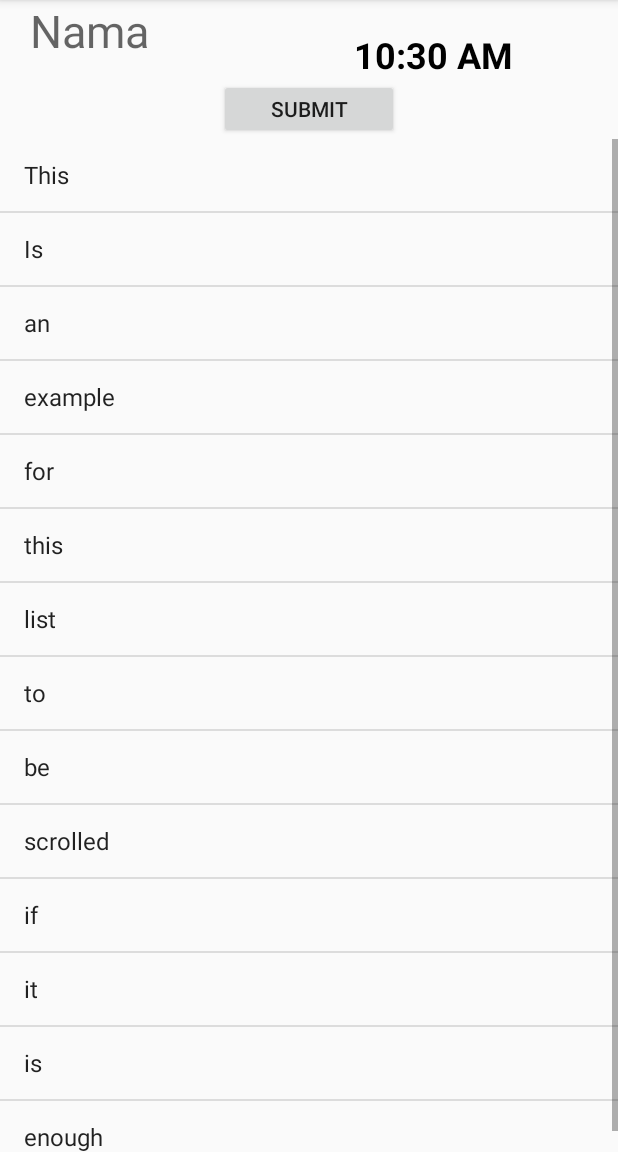
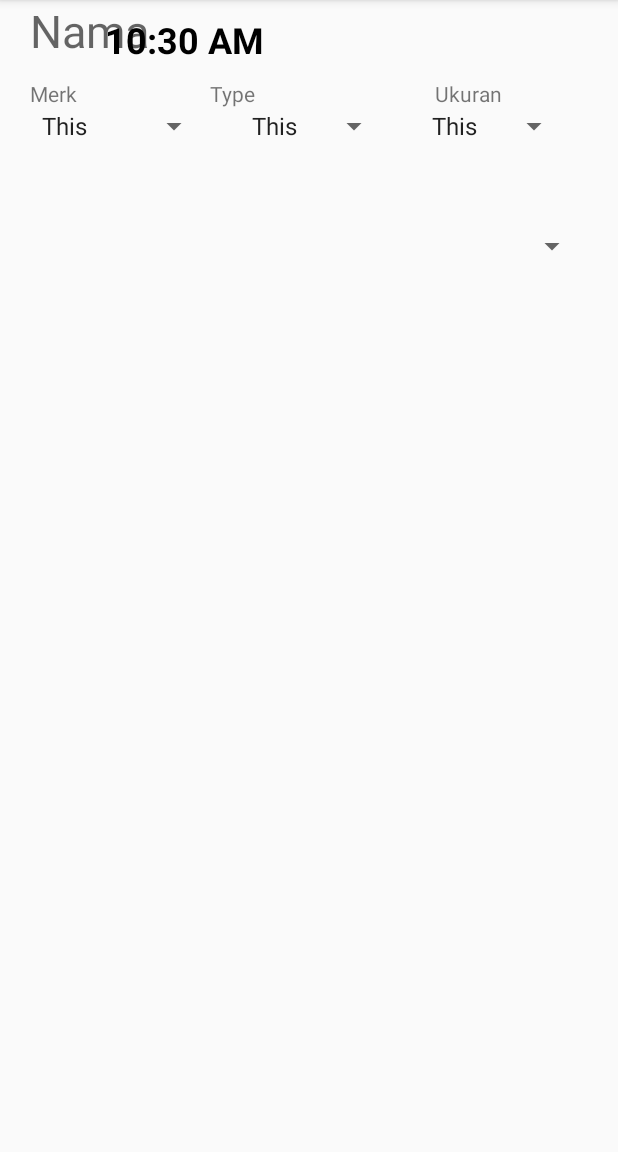
Before and after one commit to davsobo/Inventoworx, an Android app: the ToolsActivity screen opened directly, with no data from a screen before it, on a phone screen of 412 x 824 dp, the part 84-1236 px from its top. Run offline under Robolectric (Android 15) with nearby library versions, the phone set to English and light mode, and no system bars.

Commit message:
Cleaning and Repairing function

```diff
--- a/app/src/main/java/com/orpheus/rebuffer/AdminActivity.java
+++ b/app/src/main/java/com/orpheus/rebuffer/AdminActivity.java
@@ -2,12 +2,16 @@ package com.orpheus.rebuffer;
 
 import android.support.v7.app.AppCompatActivity;
 import android.os.Bundle;
+import android.widget.TextView;
 
 public class AdminActivity extends AppCompatActivity {
 
+    private TextView uname;
     @Override
     protected void onCreate(Bundle savedInstanceState) {
         super.onCreate(savedInstanceState);
         setContentView(R.layout.activity_admin);
+        uname= (TextView) findViewById(R.id.adminNama);
+        uname.setText(UserData.getmEmail());
     }
 }
--- a/app/src/main/java/com/orpheus/rebuffer/MainActivity.java
+++ b/app/src/main/java/com/orpheus/rebuffer/MainActivity.java
@@ -14,7 +14,7 @@ public class MainActivity extends AppCompatActivity {
     }
 //*****-----Ini buat ganti ke page berikutnya-----*****//
     public void sendMessage(View view) {
-        Intent intent = new Intent( MainActivity.this,LoginActivity.class);
+        Intent intent = new Intent( MainActivity.this,ToolsActivity.class);
         startActivity(intent);
         finish();
     }
--- a/app/src/main/java/com/orpheus/rebuffer/ToolsActivity.java
+++ b/app/src/main/java/com/orpheus/rebuffer/ToolsActivity.java
@@ -2,16 +2,59 @@ package com.orpheus.rebuffer;
 
 import android.support.v7.app.AppCompatActivity;
 import android.os.Bundle;
+import android.view.View;
+import android.widget.AdapterView;
+import android.widget.ArrayAdapter;
+import android.widget.Spinner;
 import android.widget.TextView;
+
+import java.util.ArrayList;
 
 public class ToolsActivity extends AppCompatActivity {
 
     private TextView uname;
+    public Spinner spinner1;
+    public Spinner spinner2;
+    public Spinner spinner3;
+    public Spinner spinner4;
+    private ArrayList<Spinner> spinnerCollection ;
     @Override
     protected void onCreate(Bundle savedInstanceState) {
         super.onCreate(savedInstanceState);
         setContentView(R.layout.activity_tools);
-        uname= (TextView) findViewById(R.id.usernama);
+
+        spinnerCollection = new ArrayList<Spinner>();
+        spinner1 = (Spinner) findViewById(R.id.spinner);
+        spinner2 = (Spinner) findViewById(R.id.spinner2);
+        spinner3 = (Spinner) findViewById(R.id.spinner3);
+        spinner4 = (Spinner) findViewById(R.id.spinner4);
+        spinnerCollection.add(spinner1);
+        spinnerCollection.add(spinner2);
+        spinnerCollection.add(spinner3);
+        spinnerCollection.add(spinner4);
+
+        uname = (TextView) findViewById(R.id.userNama);
         uname.setText(UserData.getmEmail());
+
+        ArrayAdapter<CharSequence> adapter = ArrayAdapter.createFromResource(
+                this, R.array.sample, android.R.layout.simple_spinner_item);
+        adapter.setDropDownViewResource(android.R.layout.simple_spinner_dropdown_item);
+
+        for (Spinner spinner :spinnerCollection
+             ) {
+            spinner.setAdapter(adapter);
+            spinner.setOnItemSelectedListener(
+                    new AdapterView.OnItemSelectedListener() {
+                        public void onItemSelected(
+                                AdapterView<?> parent, View view, int position, long id) {
+                        }
+
+                        public void onNothingSelected(
+                                AdapterView<?> parent) {
+                        }
+                    });
+
+        }
+
     }
 }
--- a/app/src/main/java/com/orpheus/rebuffer/UserFragment.java
+++ /dev/null
@@ -1,48 +0,0 @@
-package com.orpheus.rebuffer;
-
-import android.app.ListFragment;
-import android.content.Intent;
-import android.os.Bundle;
-import android.view.LayoutInflater;
-import android.view.View;
-import android.view.ViewGroup;
-import android.widget.AdapterView;
-import android.widget.ArrayAdapter;
-import android.widget.EditText;
-import android.widget.AdapterView.OnItemClickListener;
-import android.widget.Toast;
-
-/**
- * Created by David on 2/17/2018.
- */
-
-public class UserFragment extends ListFragment implements OnItemClickListener{
-
-    //*****----Inflater buat ngedesign apa aja yg ada dalam fragment-----*****//
-    @Override
-    public View onCreateView(LayoutInflater inflater,
-                             ViewGroup container, Bundle savedInstanceState) {
-        View view = inflater.inflate(R.layout.user_fragment, container, false);
-        return view;
-    }
-
-    //*****------ini buat content dari si fragment-----*****//
-    @Override
-    public void onActivityCreated (Bundle savedInstanceState) {
-        super.onActivityCreated(savedInstanceState);
-        ArrayAdapter adapter = ArrayAdapter.createFromResource(getActivity(),
-                R.array.sample,android.R.layout.simple_list_item_1);
-        setListAdapter(adapter);
-        getListView().setOnItemClickListener(this);
-    }
-
-    /* onItemClick dipake buat ganti ke page pilihan berikutnya
-     * todo: Hapus Toast trus coba lempar ke fragment baru jadi gk banyak activity
-     *  */
-    @Override
-    public void onItemClick(AdapterView<?> parent, View view, int position,long id) {
-        Toast.makeText(getActivity(), "Item: " + position, Toast.LENGTH_SHORT).show();
-        Intent intent = new Intent( getActivity(),LoginActivity.class);
-        startActivity(intent);
-    }
-}
--- a/app/src/main/res/layout/activity_tools.xml
+++ b/app/src/main/res/layout/activity_tools.xml
@@ -6,78 +6,135 @@
     android:layout_width="match_parent"
     android:layout_height="match_parent"
     tools:context="com.orpheus.rebuffer.ToolsActivity">
-
-    <!--ini Partisi atas-->
     <RelativeLayout
         android:layout_width="match_parent"
+        android:layout_height="match_parent">
+
+        <RelativeLayout
+            android:id="@+id/adminTop"
+            android:layout_width="match_parent"
             android:layout_height="wrap_content"
-        android:id="@+id/UserTop"
             android:paddingLeft="@dimen/default_margin"
-        android:paddingRight="@dimen/default_margin"
-        >
+            android:paddingRight="@dimen/default_margin">
 
             <TextView
+                android:id="@+id/userNama"
                 android:layout_width="wrap_content"
                 android:layout_height="wrap_content"
-            android:textSize="@dimen/bigSize"
                 android:hint="@string/entry_nama"
-            android:id="@+id/usernama" />
-        <!--<TextView-->
-            <!--android:layout_width="wrap_content"-->
-            <!--android:layout_height="wrap_content"-->
-            <!--android:id="@+id/usernamacontainer">-->
-            <!--<AutoCompleteTextView-->
-                <!--android:id="@+id/usernama"-->
-                <!--android:layout_width="200dp"-->
-                <!--android:layout_height="wrap_content"-->
-                <!--android:hint="@string/entry_nama"-->
-                <!--android:inputType="text"-->
-                <!--android:maxLines="1"-->
-                <!--android:singleLine="true"-->
-                <!--/>-->
-        <!--</TextView>-->
+                android:textSize="@dimen/bigSize" />
 
-        <!--todo: ambil data jam save as timestamp-->
             <TextClock
                 android:id="@+id/textClock"
                 android:layout_width="wrap_content"
                 android:layout_height="wrap_content"
-            android:layout_alignParentEnd="true"
-            android:layout_alignParentTop="true"
                 android:layout_marginEnd="50dp"
+                android:layout_toEndOf="@id/adminNama"
                 android:format24Hour="dd/mm/yyyy k:mm"
                 android:gravity="center_horizontal"
                 android:paddingStart="50dp"
-            android:paddingTop="20dp"
+                android:paddingTop="10dp"
+                android:paddingBottom="10dp"
                 android:textColor="@color/black"
                 android:textSize="24sp"
                 android:textStyle="bold" />
         </RelativeLayout>
 
-    <!--ini partisi bawah-->
-    <fragment
+        <RelativeLayout
+            android:id="@+id/adminMid"
             android:layout_width="match_parent"
             android:layout_height="wrap_content"
-        android:id="@+id/UserMid"
-        android:layout_below="@id/UserBot"
-        android:name="com.orpheus.rebuffer.UserFragment"
-        />
-    <!--Ini partisi tengah-->
-    <RelativeLayout
-        android:layout_width="match_parent"
+            android:layout_alignParentEnd="true"
+            android:layout_below="@+id/adminTop"
+            android:paddingLeft="@dimen/default_margin"
+            android:paddingRight="@dimen/default_margin">
+            <!--Ini partisi buat merk-->
+            <TextView
+                android:id="@+id/tagmerk"
+                android:layout_width="wrap_content"
                 android:layout_height="wrap_content"
-        android:id="@+id/UserBot"
-        android:layout_below="@+id/UserTop">
+                android:layout_alignParentStart="true"
+                android:text="Merk" />
 
-        <!--todo: pakai button untuk save data ke db-->
+            <Spinner
+                android:id="@+id/spinner"
+                android:layout_width="120dp"
+                android:layout_height="wrap_content"
+                android:layout_alignParentStart="true"
+                android:layout_below="@id/tagmerk"
+                tools:layout_editor_absoluteX="722dp"
+                tools:layout_editor_absoluteY="916dp" />
+            <!--ini partisi buat tipe-->
+            <TextView
+                android:id="@+id/tagtype"
+                android:layout_width="wrap_content"
+                android:layout_height="wrap_content"
+                android:layout_alignParentTop="true"
+                android:layout_toEndOf="@+id/spinner"
+                android:text="Type" />
+
+            <Spinner
+                android:id="@+id/spinner2"
+                android:layout_width="120dp"
+                android:layout_height="wrap_content"
+                android:layout_below="@id/tagtype"
+                android:layout_toEndOf="@id/spinner"
+                android:paddingLeft="@dimen/default_margin"/>
+            <!--Ini partisi buat ukuran-->
+            <TextView
+                android:id="@+id/tagukuran"
+                android:layout_width="wrap_content"
+                android:layout_height="wrap_content"
+                android:layout_alignParentTop="true"
+                android:layout_toEndOf="@+id/spinner2"
+                android:paddingLeft="@dimen/bigSize"
+                android:text="Ukuran" />
+
+            <Spinner
+                android:id="@+id/spinner3"
+                android:layout_width="120dp"
+                android:layout_height="wrap_content"
+                android:layout_below="@id/tagukuran"
+                android:layout_toEndOf="@id/spinner2"
+                android:paddingLeft="@dimen/default_margin"/>
+            <!--Ini partisi buat jumlah-->
+            <TextView
+                android:id="@+id/tagjumlah"
+                android:layout_width="wrap_content"
+                android:layout_height="wrap_content"
+                android:layout_alignParentTop="true"
+                android:layout_toEndOf="@+id/spinner3"
+                android:paddingLeft="@dimen/bigSize"
+                android:text="Jumlah" />
+
+            <Spinner
+                android:id="@+id/spinner4"
+                android:layout_width="120dp"
+                android:layout_height="wrap_content"
+                android:layout_below="@id/tagjumlah"
+                android:layout_toEndOf="@id/spinner3"
+                android:paddingLeft="@dimen/default_margin" />
+
+
             <Button
-            android:layout_width="120dp"
+                android:id="@+id/btnmin"
+                android:layout_width="40dp"
                 android:layout_height="40dp"
-            android:layout_alignParentTop="true"
-            android:layout_centerHorizontal="true"
-            android:gravity="center_horizontal"
-            android:text="@string/action_submit"
-            />
+                android:layout_marginStart="20dp"
+                android:layout_toEndOf="@id/spinner4"
+                android:background="@drawable/ic_remove_circle_black_36dp"/>
+
+            <TextView
+                android:id="@+id/sisa"
+                android:layout_width="wrap_content"
+                android:layout_height="wrap_content"
+                android:layout_toEndOf="@id/btnmin"
+                android:textSize="@dimen/bigSize"
+                android:layout_marginStart="20dp"
+                android:hint="Sisa"/>
         </RelativeLayout>
 
     </RelativeLayout>
+
+
+</RelativeLayout>
--- a/app/src/main/res/layout/user_fragment.xml
+++ /dev/null
@@ -1,15 +0,0 @@
-<?xml version="1.0" encoding="utf-8"?>
-<LinearLayout xmlns:android="http://schemas.android.com/apk/res/android"
-    android:layout_width="match_parent"
-    android:layout_height="match_parent">
-    <ListView
-        android:id="@android:id/list"
-        android:layout_width="match_parent"
-        android:layout_height="wrap_content" >
-    </ListView>
-
-    <TextView
-        android:id="@android:id/empty"
-        android:layout_width="match_parent"
-        android:layout_height="wrap_content" />
-</LinearLayout>
```
Lines whose indentation alone changed are shown as unchanged.
